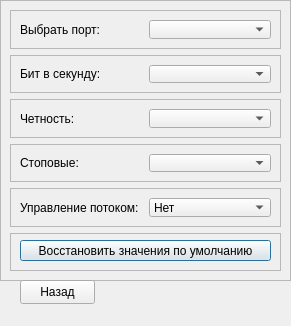
This is ui/ui_port_settings.ui in sofiskor/my_app_ as Qt 5 draws it before an edit. The edited form follows.
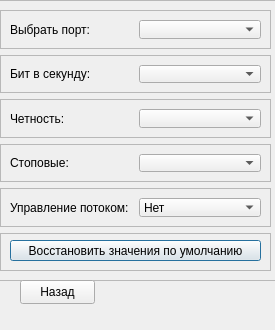
This is the edited form.

```diff
--- a/ui/ui_port_settings.ui
+++ b/ui/ui_port_settings.ui
@@ -6,8 +6,8 @@
    <rect>
     <x>0</x>
     <y>0</y>
-    <width>291</width>
-    <height>326</height>
+    <width>275</width>
+    <height>330</height>
    </rect>
   </property>
   <property name="windowTitle">
@@ -16,7 +16,7 @@
   <widget class="QFrame" name="frame_6">
    <property name="geometry">
     <rect>
-     <x>0</x>
+     <x>-10</x>
      <y>0</y>
      <width>291</width>
      <height>281</height>
@@ -56,11 +56,6 @@
          <property name="whatsThis">
           <string>&lt;html&gt;&lt;head/&gt;&lt;body&gt;&lt;p&gt;Отображаются только доступные порты&lt;/p&gt;&lt;p&gt;&lt;br/&gt;&lt;/p&gt;&lt;/body&gt;&lt;/html&gt;</string>
          </property>
-         <item>
-          <property name="text">
-           <string/>
-          </property>
-         </item>
         </widget>
        </item>
       </layout>
@@ -129,7 +124,7 @@
       <property name="frameShadow">
        <enum>QFrame::Raised</enum>
       </property>
-      <layout class="QHBoxLayout" name="horizontalLayout_4">
+      <layout class="QHBoxLayout" name="horizontalLayout_4" stretch="1,1">
        <property name="leftMargin">
         <number>9</number>
        </property>
```
